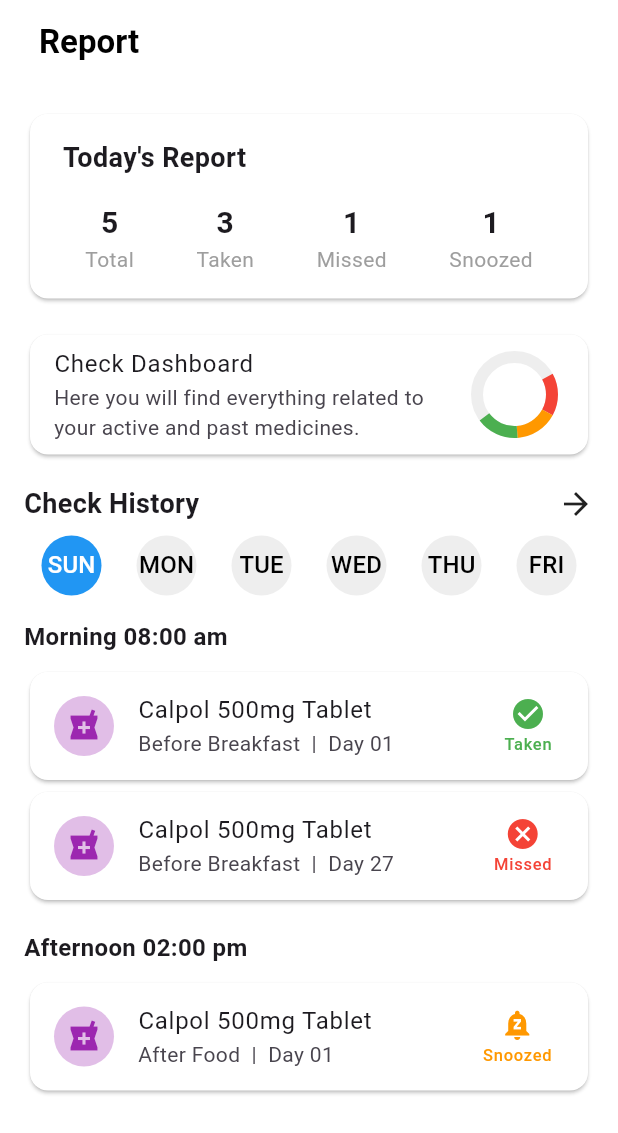
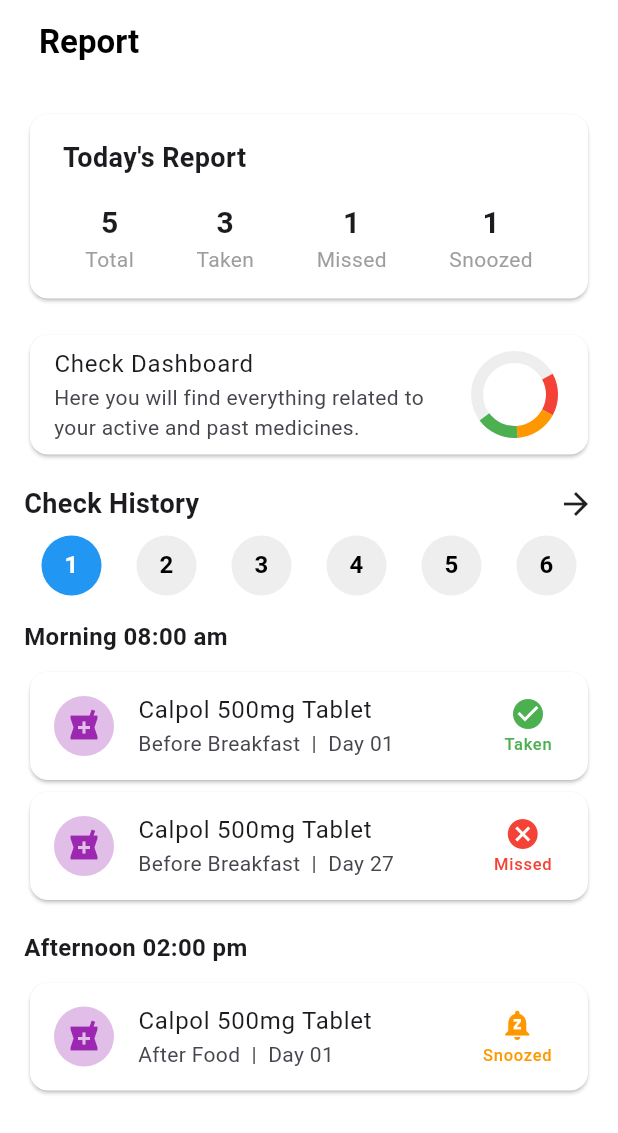
Before and after one commit to Anshumyit/Chikitsa-UI, a Flutter app: the ReportScreen screen opened directly, on a phone screen of 412 x 824 dp. Shown: the top 1133 px of the screen. Run offline on Flutter 3.47's test engine with Material 3 defaults, Android fonts, the phone set to English and light mode, and no system bars.

Commit message:
first commit

```diff
--- a/lib/view/Report..dart
+++ b/lib/view/Report..dart
@@ -1,17 +1,19 @@
 import 'package:flutter/material.dart';
-
-
 
 class ReportScreen extends StatelessWidget {
   @override
   Widget build(BuildContext context) {
+    final days = ['SUN', 'MON', 'TUE', 'WED', 'THU', 'FRI', 'SAT'];
     return Scaffold(
       backgroundColor: Colors.white,
       appBar: AppBar(
         automaticallyImplyLeading: false,
         title: Padding(
-          padding:  EdgeInsets.only(left: 10),
-          child: Text("Report",style: TextStyle(fontWeight: FontWeight.bold),),
+          padding: EdgeInsets.only(left: 10),
+          child: Text(
+            "Report",
+            style: TextStyle(fontWeight: FontWeight.bold),
+          ),
         ),
         backgroundColor: Colors.white,
         foregroundColor: Colors.black,
@@ -34,8 +36,11 @@ class ReportScreen extends StatelessWidget {
                   child: Column(
                     children: [
                       Padding(
-                        padding: EdgeInsets.only(right: MediaQuery.of(context).size.width*0.5),
-                        child: Text("Today's Report", style: TextStyle(fontSize: 18, fontWeight: FontWeight.bold)),
+                        padding: EdgeInsets.only(right: MediaQuery.of(context).size.width * 0.5),
+                        child: Text(
+                          "Today's Report",
+                          style: TextStyle(fontSize: 18, fontWeight: FontWeight.bold),
+                        ),
                       ),
                       SizedBox(height: 16),
                       Row(
@@ -61,7 +66,7 @@ class ReportScreen extends StatelessWidget {
                 child: ListTile(
                   title: Text("Check Dashboard"),
                   subtitle: Text("Here you will find everything related to your active and past medicines."),
-                  trailing:  Container(
+                  trailing: Container(
                     height: 50,
                     width: 50,
                     child: CustomPaint(
@@ -82,15 +87,17 @@ class ReportScreen extends StatelessWidget {
               SizedBox(height: 8),
               Row(
                 mainAxisAlignment: MainAxisAlignment.spaceAround,
-                children: [
-                  DayCircle(day: "SUN", isSelected: true),
-                  DayCircle(day: "MON"),
-                  DayCircle(day: "TUE"),
-                  DayCircle(day: "WED"),
-                  DayCircle(day: "THU"),
-                  DayCircle(day: "FRI"),
+                children: const [
+                  DayCircle(dayNumber: 1, isSelected: true),
+                  DayCircle(dayNumber: 2),
+                  DayCircle(dayNumber: 3),
+                  DayCircle(dayNumber: 4),
+                  DayCircle(dayNumber: 5),
+                  DayCircle(dayNumber: 6),
                 ],
               ),
+              // Show day name based on index
+
               SizedBox(height: 16),
               // Morning Medications
               MedicationSection(
@@ -129,7 +136,6 @@ class ReportScreen extends StatelessWidget {
           ),
         ),
       ),
-
     );
   }
 }
@@ -152,16 +158,23 @@ class ReportSummary extends StatelessWidget {
 }
 
 class DayCircle extends StatelessWidget {
-  final String day;
+  final int dayNumber;
   final bool isSelected;
 
-  DayCircle({required this.day, this.isSelected = false});
+  const DayCircle({required this.dayNumber, this.isSelected = false});
 
   @override
   Widget build(BuildContext context) {
     return CircleAvatar(
+      radius: 20,
       backgroundColor: isSelected ? Colors.blue : Colors.grey[200],
-      child: Text(day, style: TextStyle(color: isSelected ? Colors.white : Colors.black)),
+      child: Text(
+        dayNumber.toString(),
+        style: TextStyle(
+          color: isSelected ? Colors.white : Colors.black,
+          fontWeight: FontWeight.bold,
+        ),
+      ),
     );
   }
 }
@@ -221,7 +234,6 @@ class MedicationCard extends StatelessWidget {
   }
 }
 
-
 class CircularChartPainter extends CustomPainter {
   @override
   void paint(Canvas canvas, Size size) {
```
